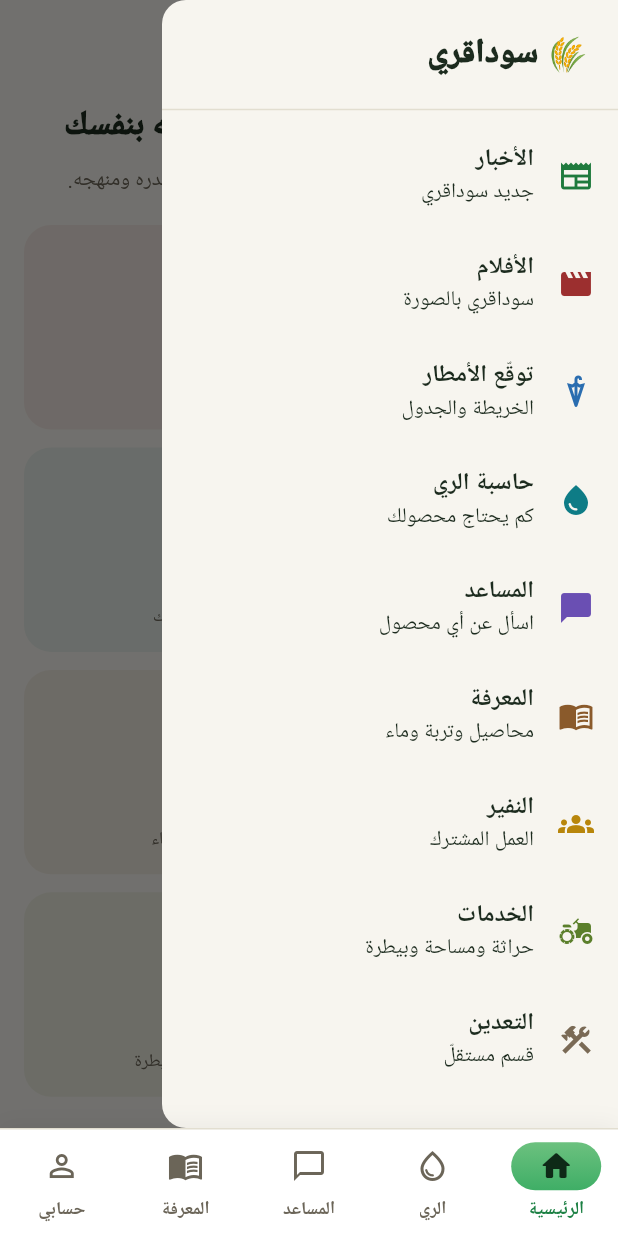
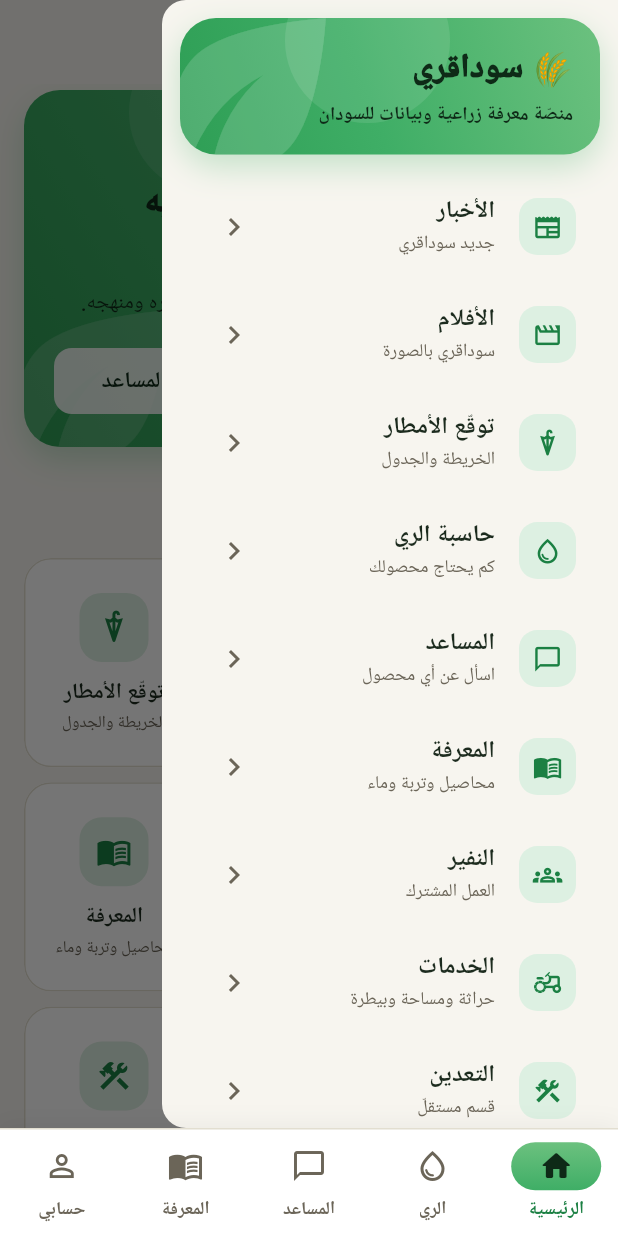
Before and after one commit to mohammed981-tjn/zadam, a Flutter app: the screen it shows after launch, with the side drawer open, on a phone screen of 412 x 824 dp. Run offline on Flutter 3.47's test engine with Material 3 defaults, Android fonts, the phone set to English and light mode, and no system bars; our stand-ins replace app_links, flutter_map, geolocator, latlong2, shared_preferences, video_player; project files that could hold a hidden picture were left out.

Commit message:
App screens: beige and light green (item 202) — in progress
Co-Authored-By: Claude Opus 5.5 <noreply@anthropic.com>
Claude-Session: https://claude.ai/code/session_01D2buUsVp45yhCN7wS4JnWr

```diff
--- a/mobile/lib/screens/home_screen.dart
+++ b/mobile/lib/screens/home_screen.dart
@@ -6,6 +6,11 @@
 /// tiles — each a section, one tap away — the platform's central notice that
 /// nothing is on offer yet, and the projects when there are any. The side
 /// menu lists the same sections, the news first.
+///
+/// Backlog 202 (6 November): a hero band in the light-green gradient with the
+/// platform's line, one tile per section in three columns so the whole board
+/// reads at a glance, every icon on the same light-green chip, and clear
+/// section titles.
 ///
 /// The tiles for the calculator, the assistant and the knowledge base switch
 /// the bottom tab rather than opening a second copy of the screen, so a
@@ -16,6 +21,7 @@ import 'package:flutter/material.dart';
 
 import '../api.dart';
 import '../theme.dart';
+import '../ui.dart';
 import 'films_screen.dart';
 import 'mining_screen.dart';
 import 'nafir_screen.dart';
@@ -25,40 +31,30 @@ import 'services_screen.dart';
 
 /// A section of the app: where it opens, as a tab index or a pushed screen.
 class _Section {
-  const _Section(this.title, this.note, this.icon, this.colour,
-      {this.tab, this.screen});
+  const _Section(this.title, this.note, this.icon, {this.tab, this.screen});
 
   final String title;
   final String note;
   final IconData icon;
-  final Color colour;
   final int? tab;
   final Widget Function()? screen;
 }
 
 final _sections = <_Section>[
-  _Section('الأخبار', 'جديد سوداقري', Icons.newspaper, const Color(0xFF1F7A3D),
+  _Section('الأخبار', 'جديد سوداقري', Icons.newspaper_rounded,
       screen: () => const NewsScreen()),
-  _Section('الأفلام', 'سوداقري بالصورة', Icons.movie, const Color(0xFF9C2F2F),
+  _Section('الأفلام', 'سوداقري بالصورة', Icons.movie_outlined,
       screen: () => const FilmsScreen()),
-  _Section('توقّع الأمطار', 'الخريطة والجدول', Icons.umbrella,
-      const Color(0xFF2A6DB0),
+  _Section('توقّع الأمطار', 'الخريطة والجدول', Icons.umbrella_outlined,
       screen: () => const RainScreen()),
-  _Section('حاسبة الري', 'كم يحتاج محصولك', Icons.water_drop,
-      const Color(0xFF0E7C86),
-      tab: 1),
-  _Section('المساعد', 'اسأل عن أي محصول', Icons.chat_bubble,
-      const Color(0xFF6A4FB3),
-      tab: 2),
-  _Section('المعرفة', 'محاصيل وتربة وماء', Icons.menu_book,
-      const Color(0xFF8A5A2B),
-      tab: 3),
-  _Section('النفير', 'العمل المشترك', Icons.groups, const Color(0xFFB8860B),
+  _Section('حاسبة الري', 'كم يحتاج محصولك', Icons.water_drop_outlined, tab: 1),
+  _Section('المساعد', 'اسأل عن أي محصول', Icons.chat_bubble_outline, tab: 2),
+  _Section('المعرفة', 'محاصيل وتربة وماء', Icons.menu_book_outlined, tab: 3),
+  _Section('النفير', 'العمل المشترك', Icons.groups_outlined,
       screen: () => const NafirScreen()),
-  _Section('الخدمات', 'حراثة ومساحة وبيطرة', Icons.agriculture,
-      const Color(0xFF5B7F2B),
+  _Section('الخدمات', 'حراثة ومساحة وبيطرة', Icons.agriculture_outlined,
       screen: () => const ServicesScreen()),
-  _Section('التعدين', 'قسم مستقلّ', Icons.construction, const Color(0xFF7A6A55),
+  _Section('التعدين', 'قسم مستقلّ', Icons.construction_outlined,
       screen: () => const MiningScreen()),
 ];
 
@@ -79,8 +75,13 @@ class _HomeScreenState extends State<HomeScreen> {
   @override
   void initState() {
     super.initState();
-    _future = _api.projects();
+    _future = _load();
   }
+
+  /// The projects sit below the fold, and the list builds them only when they
+  /// scroll into view; until then nothing listens to the future, so a failure
+  /// would surface as an unhandled error. The FutureBuilder still gets it.
+  Future<List<Project>> _load() => _api.projects()..ignore();
 
   @override
   void dispose() {
@@ -105,68 +106,65 @@ class _HomeScreenState extends State<HomeScreen> {
         _open(s);
       }),
       body: RefreshIndicator(
-        onRefresh: () async => setState(() => _future = _api.projects()),
+        onRefresh: () async => setState(() => _future = _load()),
         child: ListView(
           padding: const EdgeInsets.fromLTRB(16, 4, 16, 32),
           children: [
-            const _Hero(),
-            const SizedBox(height: 18),
+            FadeIn(
+              child: _Hero(
+                onWater: () => widget.onTab?.call(1),
+                onAsk: () => widget.onTab?.call(2),
+              ),
+            ),
+            const SizedBox(height: 22),
+            const SectionTitle('الأقسام', subtitle: 'كلّ قسمٍ بلمسةٍ واحدة'),
             GridView.count(
-              crossAxisCount: 2,
+              crossAxisCount: 3,
               shrinkWrap: true,
               physics: const NeverScrollableScrollPhysics(),
-              mainAxisSpacing: 12,
-              crossAxisSpacing: 12,
-              childAspectRatio: 1.35,
+              mainAxisSpacing: 10,
+              crossAxisSpacing: 10,
+              childAspectRatio: 0.86,
               children: [
-                for (final s in _sections)
-                  _Tile(section: s, onTap: () => _open(s)),
+                for (var i = 0; i < _sections.length; i++)
+                  FadeIn(
+                    delay: i ~/ 3 + 1,
+                    child: _Tile(
+                        section: _sections[i],
+                        onTap: () => _open(_sections[i])),
+                  ),
               ],
             ),
             const SizedBox(height: 20),
             const _Notice(),
-            const SizedBox(height: 20),
+            const SizedBox(height: 22),
+            const SectionTitle('المشاريع المتاحة'),
             FutureBuilder<List<Project>>(
               future: _future,
               builder: (context, snapshot) {
                 if (snapshot.connectionState == ConnectionState.waiting) {
-                  return const Padding(
-                    padding: EdgeInsets.symmetric(vertical: 24),
-                    child: Center(child: CircularProgressIndicator()),
-                  );
+                  return const LoadingView(compact: true);
                 }
                 if (snapshot.hasError) {
-                  return _Card(
-                    child: Column(
-                      children: [
-                        Icon(Icons.cloud_off, size: 36, color: mutedOn(context)),
-                        const SizedBox(height: 10),
-                        Text('${snapshot.error}',
-                            textAlign: TextAlign.center,
-                            style: TextStyle(color: mutedOn(context))),
-                        const SizedBox(height: 12),
-                        FilledButton(
-                          onPressed: () =>
-                              setState(() => _future = _api.projects()),
-                          child: const Text('إعادة المحاولة'),
-                        ),
-                      ],
+                  return Card(
+                    child: StateView.error(
+                      snapshot.error,
+                      compact: true,
+                      onRetry: () => setState(() => _future = _load()),
                     ),
                   );
                 }
                 final projects = snapshot.data!;
+                if (projects.isEmpty) return const _NoProjects();
                 return Column(
                   crossAxisAlignment: CrossAxisAlignment.stretch,
                   children: [
-                    const _Heading('المشاريع المتاحة'),
-                    const SizedBox(height: 12),
-                    if (projects.isEmpty)
-                      const _NoProjects()
-                    else
-                      ...projects.map((p) => Padding(
+                    for (var i = 0; i < projects.length; i++)
+                      Padding(
                         padding: const EdgeInsets.only(bottom: 12),
-                            child: _ProjectCard(project: p),
-                          )),
+                        child: FadeIn(
+                            delay: i, child: _ProjectCard(project: projects[i])),
+                      ),
                   ],
                 );
               },
@@ -180,32 +178,86 @@ class _HomeScreenState extends State<HomeScreen> {
 
 /* ------------------------------------------------------------------ */
 
+/// The hero: what the platform is, in the light-green band, and the two tools
+/// a farmer reaches for first.
 class _Hero extends StatelessWidget {
-  const _Hero();
+  const _Hero({required this.onWater, required this.onAsk});
+
+  final VoidCallback onWater;
+  final VoidCallback onAsk;
 
   @override
   Widget build(BuildContext context) {
-    return Column(
+    const ink = SudagriColors.primaryForeground;
+    return HeroBand(
+      child: Column(
+        crossAxisAlignment: CrossAxisAlignment.start,
         children: [
-        const SizedBox(height: 8),
+          Container(
+            padding: const EdgeInsets.symmetric(horizontal: 10, vertical: 4),
+            decoration: BoxDecoration(
+              color: Colors.white.withValues(alpha: 0.55),
+              borderRadius: BorderRadius.circular(20),
+            ),
+            child: const Row(
+              mainAxisSize: MainAxisSize.min,
+              children: [
+                Icon(Icons.verified_outlined, size: 14, color: ink),
+                SizedBox(width: 4),
+                Text('الأدوات تعمل الآن · مجاناً وبلا تسجيل',
+                    style: TextStyle(
+                        fontSize: 11.5, fontWeight: FontWeight.w800, color: ink)),
+              ],
+            ),
+          ),
+          const SizedBox(height: 14),
           const Text(
             'كل رقمٍ هنا يمكنك أن تعيد حسابه بنفسك',
-          textAlign: TextAlign.center,
             style: TextStyle(
-              fontSize: 22, fontWeight: FontWeight.w900, height: 1.4),
+                fontSize: 23, fontWeight: FontWeight.w900, height: 1.4, color: ink),
           ),
-        const SizedBox(height: 8),
-        Text(
+          const SizedBox(height: 6),
+          const Text(
             'منصّة معرفة زراعية وبيانات للسودان — لكل رقمٍ مصدره ومنهجه.',
-          textAlign: TextAlign.center,
-          style: TextStyle(color: mutedOn(context), height: 1.7),
+            style: TextStyle(height: 1.7, color: ink, fontWeight: FontWeight.w500),
+          ),
+          const SizedBox(height: 16),
+          Row(
+            children: [
+              Expanded(
+                child: FilledButton.icon(
+                  style: FilledButton.styleFrom(
+                    backgroundColor: ink,
+                    foregroundColor: Colors.white,
+                    padding: const EdgeInsets.symmetric(vertical: 12, horizontal: 10),
+                  ),
+                  onPressed: onWater,
+                  icon: const Icon(Icons.water_drop, size: 18),
+                  label: const Text('احسب ريّ محصولك'),
+                ),
+              ),
+              const SizedBox(width: 10),
+              Expanded(
+                child: FilledButton.icon(
+                  style: FilledButton.styleFrom(
+                    backgroundColor: Colors.white.withValues(alpha: 0.85),
+                    foregroundColor: ink,
+                    padding: const EdgeInsets.symmetric(vertical: 12, horizontal: 10),
+                  ),
+                  onPressed: onAsk,
+                  icon: const Icon(Icons.chat_bubble, size: 18),
+                  label: const Text('اسأل المساعد'),
+                ),
               ),
             ],
+          ),
+        ],
+      ),
     );
   }
 }
 
-/// One section as a tile: its icon on a tinted disc, its name, one line.
+/// One section as a tile: its icon on the light-green chip, its name, one line.
 class _Tile extends StatelessWidget {
   const _Tile({required this.section, required this.onTap});
 
@@ -214,36 +266,36 @@ class _Tile extends StatelessWidget {
 
   @override
   Widget build(BuildContext context) {
-    final c = section.colour;
+    final scheme = Theme.of(context).colorScheme;
     return Material(
-      color: c.withValues(alpha: 0.08),
+      color: scheme.surface,
+      shape: RoundedRectangleBorder(
         borderRadius: BorderRadius.circular(18),
+        side: BorderSide(color: scheme.outline),
+      ),
+      clipBehavior: Clip.antiAlias,
       child: InkWell(
         onTap: onTap,
-        borderRadius: BorderRadius.circular(18),
         child: Padding(
-          padding: const EdgeInsets.all(14),
+          padding: const EdgeInsets.fromLTRB(6, 12, 6, 10),
           child: Column(
-            crossAxisAlignment: CrossAxisAlignment.start,
-            mainAxisAlignment: MainAxisAlignment.spaceBetween,
+            mainAxisAlignment: MainAxisAlignment.center,
             children: [
-              CircleAvatar(
-                radius: 20,
-                backgroundColor: c.withValues(alpha: 0.16),
-                child: Icon(section.icon, color: c, size: 22),
-              ),
-              Column(
-                crossAxisAlignment: CrossAxisAlignment.start,
-                children: [
+              IconChip(section.icon, size: 46),
+              const SizedBox(height: 10),
               Text(section.title,
-                      style: const TextStyle(
-                          fontSize: 16, fontWeight: FontWeight.w800)),
-                  Text(section.note,
+                  textAlign: TextAlign.center,
                   maxLines: 1,
                   overflow: TextOverflow.ellipsis,
-                      style: TextStyle(fontSize: 12, color: mutedOn(context))),
-                ],
-              ),
+                  style: const TextStyle(
+                      fontSize: 14.5, fontWeight: FontWeight.w800)),
+              const SizedBox(height: 2),
+              Text(section.note,
+                  textAlign: TextAlign.center,
+                  maxLines: 2,
+                  overflow: TextOverflow.ellipsis,
+                  style: TextStyle(
+                      fontSize: 11, height: 1.4, color: mutedOn(context))),
             ],
           ),
         ),
@@ -263,19 +315,32 @@ class _Menu extends StatelessWidget {
     return Drawer(
       child: SafeArea(
         child: ListView(
+          padding: const EdgeInsets.fromLTRB(12, 12, 12, 24),
           children: [
-            const Padding(
-              padding: EdgeInsets.fromLTRB(20, 20, 20, 12),
-              child: Text('🌾 سوداقري',
+            const HeroBand(
+              padding: EdgeInsets.fromLTRB(18, 18, 18, 18),
+              child: Column(
+                crossAxisAlignment: CrossAxisAlignment.start,
+                children: [
+                  Text('🌾 سوداقري',
                       style: TextStyle(fontSize: 22, fontWeight: FontWeight.w900)),
+                  SizedBox(height: 4),
+                  Text('منصّة معرفة زراعية وبيانات للسودان',
+                      style: TextStyle(fontSize: 12.5, fontWeight: FontWeight.w600)),
+                ],
               ),
-            const Divider(),
+            ),
+            const SizedBox(height: 12),
             for (final s in _sections)
               ListTile(
-                leading: Icon(s.icon, color: s.colour),
+                shape: RoundedRectangleBorder(
+                    borderRadius: BorderRadius.circular(14)),
+                leading: IconChip(s.icon, size: 38),
                 title: Text(s.title,
                     style: const TextStyle(fontWeight: FontWeight.w700)),
-                subtitle: Text(s.note),
+                subtitle: Text(s.note,
+                    style: TextStyle(color: mutedOn(context), fontSize: 12)),
+                trailing: Icon(Icons.chevron_left, color: mutedOn(context)),
                 onTap: () => onOpen(s),
               ),
           ],
@@ -291,17 +356,28 @@ class _Notice extends StatelessWidget {
 
   @override
   Widget build(BuildContext context) {
-    final accent = accentOn(context);
+    final warn = warnOn(context);
     return Container(
-      padding: const EdgeInsets.symmetric(horizontal: 16, vertical: 14),
+      padding: const EdgeInsets.fromLTRB(14, 14, 14, 14),
       decoration: BoxDecoration(
-        color: accent.withValues(alpha: 0.10),
-        border: Border.all(color: accent.withValues(alpha: 0.40)),
+        color: warnTintOn(context),
+        border: BorderDirectional(
+          start: BorderSide(color: accentOn(context), width: 4),
+        ),
         borderRadius: BorderRadius.circular(14),
       ),
+      child: Row(
+        crossAxisAlignment: CrossAxisAlignment.start,
+        children: [
+          Padding(
+            padding: const EdgeInsets.only(top: 3),
+            child: Icon(Icons.gpp_maybe_outlined, color: warn, size: 22),
+          ),
+          const SizedBox(width: 10),
+          Expanded(
             child: Text.rich(
               TextSpan(
-          style: TextStyle(color: accent, fontSize: 13, height: 1.9),
+                style: TextStyle(color: warn, fontSize: 13, height: 1.9),
                 children: const [
                   TextSpan(
                     text: 'لا توجد فرص استثمار مطروحة حالياً',
@@ -313,7 +389,9 @@ class _Notice extends StatelessWidget {
                   ),
                 ],
               ),
-        textAlign: TextAlign.center,
+            ),
+          ),
+        ],
       ),
     );
   }
@@ -324,13 +402,15 @@ class _NoProjects extends StatelessWidget {
 
   @override
   Widget build(BuildContext context) {
-    return _Card(
+    return Card(
+      child: Padding(
+        padding: const EdgeInsets.fromLTRB(20, 22, 20, 22),
         child: Column(
           children: [
-          const Text('🌱', style: TextStyle(fontSize: 34)),
-          const SizedBox(height: 10),
+            const IconChip(Icons.spa_outlined, size: 56),
+            const SizedBox(height: 12),
             const Text('لا توجد مشاريع مطروحة بعد',
-              style: TextStyle(fontWeight: FontWeight.w800)),
+                style: TextStyle(fontWeight: FontWeight.w800, fontSize: 15)),
             const SizedBox(height: 8),
             Text(
               'نحن لا نعرض مشروعاً حتى يكتمل توثيقه: إثبات حيازة الأرض، ومعاينة '
@@ -341,6 +421,7 @@ class _NoProjects extends StatelessWidget {
                   fontSize: 13, color: mutedOn(context), height: 1.8),
             ),
           ],
+        ),
       ),
     );
   }
@@ -353,47 +434,43 @@ class _ProjectCard extends StatelessWidget {
 
   @override
   Widget build(BuildContext context) {
-    return _Card(
+    return Card(
+      child: Padding(
+        padding: const EdgeInsets.all(16),
+        child: Row(
+          crossAxisAlignment: CrossAxisAlignment.start,
+          children: [
+            const IconChip(Icons.grass_rounded),
+            const SizedBox(width: 12),
+            Expanded(
               child: Column(
                 crossAxisAlignment: CrossAxisAlignment.start,
                 children: [
                   Text(project.name,
-              style:
-                  const TextStyle(fontSize: 16, fontWeight: FontWeight.w800)),
+                      style: const TextStyle(
+                          fontSize: 16, fontWeight: FontWeight.w800)),
                   const SizedBox(height: 4),
-          Text(project.location,
-              style: TextStyle(fontSize: 13, color: mutedOn(context))),
+                  Row(
+                    children: [
+                      Icon(Icons.place_outlined,
+                          size: 14, color: mutedOn(context)),
+                      const SizedBox(width: 3),
+                      Flexible(
+                        child: Text(project.location,
+                            style: TextStyle(
+                                fontSize: 13, color: mutedOn(context))),
+                      ),
+                    ],
+                  ),
                   const SizedBox(height: 8),
                   Text(project.description,
                       style: const TextStyle(fontSize: 13, height: 1.8)),
                 ],
               ),
+            ),
+          ],
+        ),
+      ),
     );
   }
 }
-
-/* ------------------------------------------------------------------ *
- * Shared bits
- * ------------------------------------------------------------------ */
-
-class _Heading extends StatelessWidget {
-  const _Heading(this.text);
-  final String text;
-
-  @override
-  Widget build(BuildContext context) => Text(
-        text,
-        style: const TextStyle(fontSize: 18, fontWeight: FontWeight.w800),
-      );
-}
-
-class _Card extends StatelessWidget {
-  const _Card({required this.child});
-
-  final Widget child;
-
-  @override
-  Widget build(BuildContext context) => Card(
-        child: Padding(padding: const EdgeInsets.all(18), child: child),
-      );
-}
```
Lines whose indentation alone changed are shown as unchanged.
